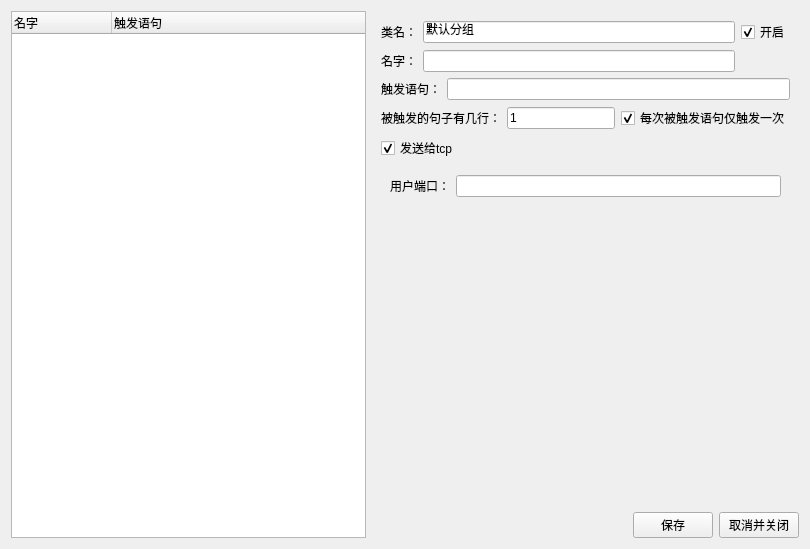
Qt form regClass/regform.ui (yayapoi/mud) before a commit.
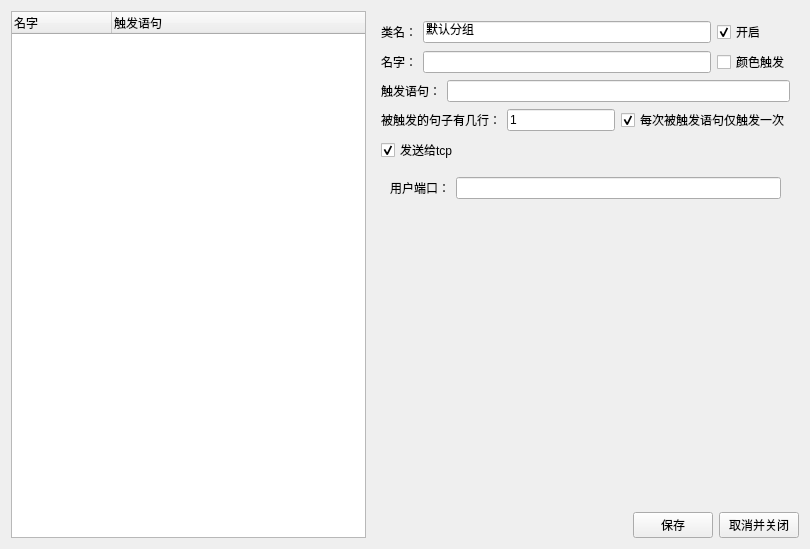
The same form after that commit. The open tabs and pages were chosen to show the change.

Commit message: 增加了颜色触发  和颜色触发界面，可以支持原文的颜色

```diff
--- a/regClass/regform.ui
+++ b/regClass/regform.ui
@@ -161,6 +161,13 @@
              </property>
             </widget>
            </item>
+           <item row="1" column="2">
+            <widget class="QCheckBox" name="colorRegCB">
+             <property name="text">
+              <string>颜色触发</string>
+             </property>
+            </widget>
+           </item>
           </layout>
          </item>
          <item>
```
The commit also changes 12 other files.
